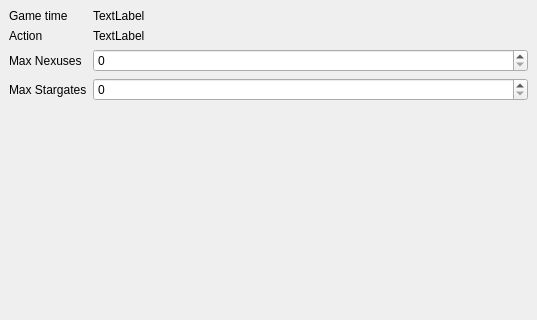
Above: MainWindow.ui from adrianalin/starcraft2_bot before the change; both pictures show x 0 to 537 and y 0 to 320 of the 537 by 788 pixel window. Below: the same form after it.
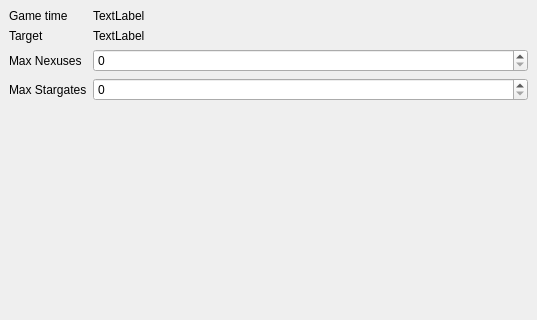
That is the form after the change.

```diff
--- a/MainWindow.ui
+++ b/MainWindow.ui
@@ -39,7 +39,7 @@
         <item row="1" column="0">
          <widget class="QLabel" name="label">
           <property name="text">
-           <string>Action</string>
+           <string>Target</string>
           </property>
          </widget>
         </item>
```
